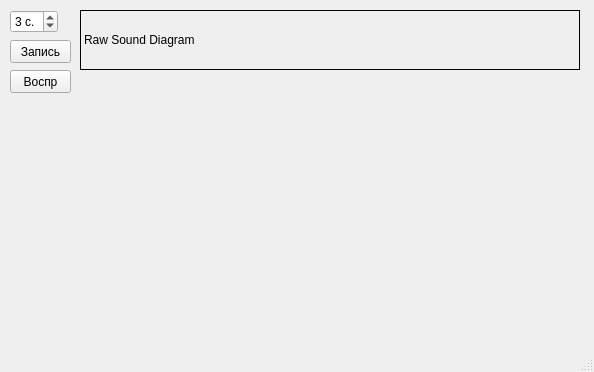
Old version of the form mainwindow.ui in the repository AntonStark/fonoria.
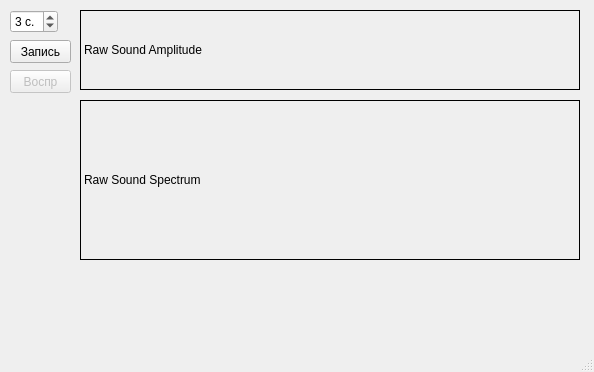
New version of the form.

Commit message: отображение спектрограммы

What changed in the file:
```diff
--- a/mainwindow.ui
+++ b/mainwindow.ui
@@ -33,7 +33,7 @@
       <x>80</x>
       <y>10</y>
       <width>500</width>
-      <height>60</height>
+      <height>80</height>
      </rect>
     </property>
     <property name="frameShape">
@@ -46,7 +46,7 @@
      <number>1</number>
     </property>
     <property name="text">
-     <string>Raw Sound Diagram</string>
+     <string>Raw Sound Amplitude</string>
     </property>
    </widget>
    <widget class="QSpinBox" name="boxDuration">
@@ -72,6 +72,9 @@
     </property>
    </widget>
    <widget class="QPushButton" name="btnPlay">
+    <property name="enabled">
+     <bool>false</bool>
+    </property>
     <property name="geometry">
      <rect>
       <x>10</x>
@@ -84,6 +87,22 @@
      <string>Воспр</string>
     </property>
    </widget>
+   <widget class="QLabel" name="lblRawSpectrum">
+    <property name="geometry">
+     <rect>
+      <x>80</x>
+      <y>100</y>
+      <width>500</width>
+      <height>160</height>
+     </rect>
+    </property>
+    <property name="frameShape">
+     <enum>QFrame::Box</enum>
+    </property>
+    <property name="text">
+     <string>Raw Sound Spectrum</string>
+    </property>
+   </widget>
   </widget>
   <widget class="QStatusBar" name="statusBar"/>
  </widget>
```
Left out of the diff: 2 changed lines with no effect on the pictures. The commit also changes 1 other file.
